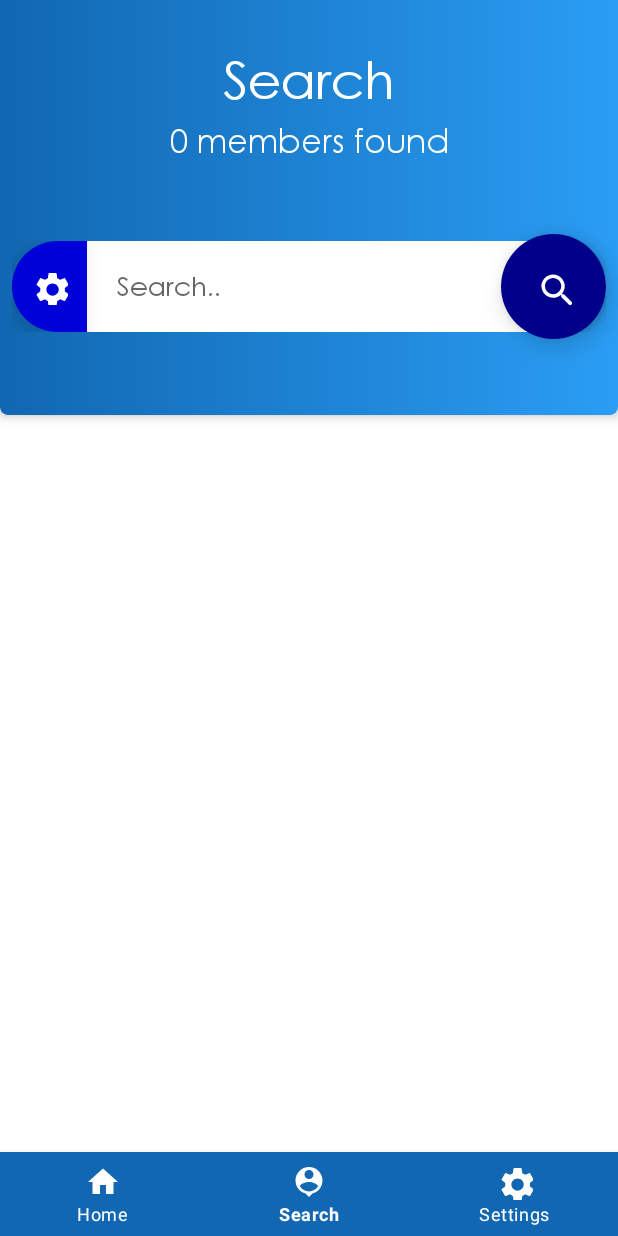
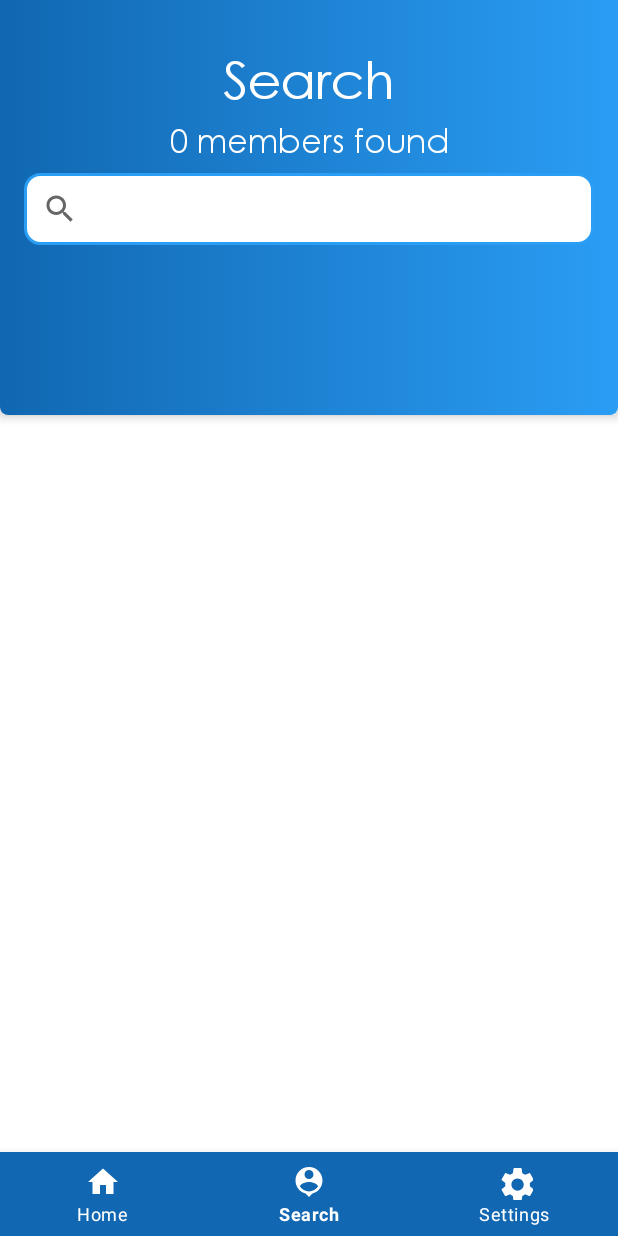
Before and after one commit to AOskari/Parliament-Project, an Android app: the MemberListFragment screen opened through its navigation route, on a phone screen of 412 x 824 dp. Run offline under Robolectric (Android 15) with nearby library versions, the phone set to English and light mode, and no system bars; our stand-ins replace data binding, navigation-ui.

Commit message:
Added filtering feature.

```diff
--- a/app/src/main/java/com/example/parliamentproject/MemberListAdapter.kt
+++ b/app/src/main/java/com/example/parliamentproject/MemberListAdapter.kt
@@ -1,6 +1,5 @@
 package com.example.parliamentproject
 
-import MemberOfParliament
 import android.view.LayoutInflater
 import android.view.View
 import android.view.ViewGroup
@@ -19,10 +18,10 @@ import java.util.Calendar.YEAR
  */
 class MemberListAdapter: RecyclerView.Adapter<MemberListAdapter.MemberListViewHolder>() {
 
-    private var memberList = emptyList<Member>()
+    private var memberList : List<Member> = emptyList<Member>()
 
     /**
-     * This function is called everytime a new row is created on the RecyclerView, and
+     * Called everytime a new row is created on the RecyclerView, and
      * is responsible for the creation of the RecyclerView rows.
       */
     override fun onCreateViewHolder(parent: ViewGroup, viewType: Int): MemberListViewHolder {
@@ -35,7 +34,7 @@ class MemberListAdapter: RecyclerView.Adapter<MemberListAdapter.MemberListViewHo
 
 
     /**
-     * This function is called repeatedly when scrolling or updating the RecyclerView with new data, and
+     * Called constantly when scrolling or updating the RecyclerView with new data, and
      *  is essentially used for setting the correct data into the RecycleView rows.
      */
     override fun onBindViewHolder(holder: MemberListViewHolder, position: Int) {
@@ -48,16 +47,23 @@ class MemberListAdapter: RecyclerView.Adapter<MemberListAdapter.MemberListViewHo
     }
 
     /**
-     * This function is used for getting the size of the current list.
+     * Returns the size of the current list.
      */
     override fun getItemCount() = memberList.size
 
+
+    /**
+     * Updates the data in the memberList variable.
+     */
     fun setData(members: List<Member>) {
         memberList = members
         notifyDataSetChanged()
     }
 
 
+    /**
+     * Defines the content of each row on the RecycleView.
+     */
     class MemberListViewHolder(view: View) : RecyclerView.ViewHolder(view) {
         val image: ImageView = view.findViewById(R.id.imageView)
         val memberName: TextView = view.findViewById(R.id.member_name)
--- a/app/src/main/java/com/example/parliamentproject/data/MemberDao.kt
+++ b/app/src/main/java/com/example/parliamentproject/data/MemberDao.kt
@@ -6,15 +6,30 @@ import androidx.room.Insert
 import androidx.room.OnConflictStrategy
 import androidx.room.Query
 
+/**
+ * A data access object interface, which describes each Query to the database.
+ */
 @Dao
 interface MemberDao {
 
     @Insert(onConflict = OnConflictStrategy.IGNORE)
     fun addMember(member: Member)
 
+    /**
+     * Returns all Member objects from the member_table in an ascending order.
+     */
     @Query("SELECT * FROM member_table ORDER BY first ASC")
     fun readAllData(): LiveData<List<Member>>
 
+    /**
+     * Selects data from the member_Table filtered by the parameter.
+     */
+    @Query("SELECT * FROM member_table WHERE first LIKE :param OR last LIKE :param")
+    fun getByParameter(param: String): LiveData<List<Member>>
+
+    /**
+     * Deletes all data from the member_Table
+     */
     @Query("DELETE FROM member_table")
     fun deleteAll()
 }
--- a/app/src/main/java/com/example/parliamentproject/data/MemberRepository.kt
+++ b/app/src/main/java/com/example/parliamentproject/data/MemberRepository.kt
@@ -12,9 +12,7 @@ class MemberRepository(private val memberDao: MemberDao) {
     // to get a LiveData object containing a list of Member objects.
     val readAllData: LiveData<List<Member>> = memberDao.readAllData()
 
-    @Suppress("RedundantSuspendModifier")
-    @WorkerThread
-    suspend fun addMember(member: Member) {
-        memberDao.addMember(member)
-    }
+    fun getByParameter(param: String) = memberDao.getByParameter(param)
+
+    suspend fun addMember(member: Member) = memberDao.addMember(member)
 }
--- a/app/src/main/java/com/example/parliamentproject/data/MemberViewModel.kt
+++ b/app/src/main/java/com/example/parliamentproject/data/MemberViewModel.kt
@@ -21,6 +21,12 @@ class MemberViewModel(private val repository: MemberRepository): ViewModel() {
         repository.addMember(member)
     }
 
+    /**
+     * Calls the getByParameter function of the MemberRepository.
+     */
+    fun getByParameter(param: String) = repository.getByParameter(param)
+
+
 }
 
 class MemberViewModelFactory(private val repository: MemberRepository) : ViewModelProvider.Factory {
--- a/app/src/main/java/com/example/parliamentproject/fragments/MemberListFragment.kt
+++ b/app/src/main/java/com/example/parliamentproject/fragments/MemberListFragment.kt
@@ -1,30 +1,35 @@
 package com.example.parliamentproject.fragments
 
-import MemberOfParliament
 import android.os.Bundle
-import android.util.Log
 import androidx.fragment.app.Fragment
 import android.view.LayoutInflater
 import android.view.View
 import android.view.ViewGroup
+import android.widget.SearchView
 import androidx.databinding.DataBindingUtil
 import androidx.fragment.app.viewModels
-import androidx.lifecycle.Observer
-import androidx.lifecycle.ViewModel
-import androidx.lifecycle.ViewModelProvider
 import androidx.recyclerview.widget.LinearLayoutManager
 import com.example.parliamentproject.MemberListAdapter
 import com.example.parliamentproject.R
 import com.example.parliamentproject.data.*
 import com.example.parliamentproject.databinding.FragmentMemberListBinding
-import com.sothree.slidinguppanel.SlidingUpPanelLayout
 
 /**
  * A Fragment subclass, which displays all found members of parliament in a RecyclerView.
  */
-class MemberListFragment : Fragment() {
+class MemberListFragment : Fragment(), SearchView.OnQueryTextListener {
 
     private lateinit var binding: FragmentMemberListBinding
+    private lateinit var adapter : MemberListAdapter
+
+    /**
+     * Search settings. These are controlled by togglebuttons.
+     */
+    private var showAll = false
+    private var showMen = true
+    private var showWomen = true
+
+    private var ageRange = 1..100
 
     private val memberViewModel : MemberViewModel by viewModels {
         MemberViewModelFactory((activity?.application as MPApplication).repository)
@@ -36,7 +41,7 @@ class MemberListFragment : Fragment() {
     ): View? {
         binding = DataBindingUtil.inflate(inflater, R.layout.fragment_member_list, container, false)
 
-        val adapter = MemberListAdapter()
+        adapter = MemberListAdapter()
 
         // Setting the adapter and layoutManager to the RecyclerView
         binding.recyclerView.adapter = adapter
@@ -44,16 +49,48 @@ class MemberListFragment : Fragment() {
         binding.recyclerView.setHasFixedSize(true)
 
 
-        // Setting an observer to the MemberViewModel instance which changes
-        // the data in the MemberListAdapter.
-        memberViewModel.readAllData.observe(viewLifecycleOwner) { member ->
-            member.let {
-                Log.d("Observer called", "$member")
-                adapter.setData(member) }
-        }
+        val searchview = binding.searchview
+        searchview.setOnQueryTextListener(this) // This = The declared onQueryText functions below
 
         return binding.root
     }
 
+    /**
+     * @onQueryTextSubmit
+     * @onQueryTextChange
+     * Handles the searchview input. If there is no input, the RecyclerView will be empty.
+     */
+    override fun onQueryTextSubmit(query: String): Boolean {
+        if (query != null && (query != "" || showAll)) getByParameter(query)
+        else adapter.setData(emptyList())
+        return true
+    }
+    override fun onQueryTextChange(query: String): Boolean {
+        if (query != null && (query != "" || showAll)) getByParameter(query)
+        else adapter.setData(emptyList())
+        return true
+    }
 
+    /**
+     * Searches the database according to the SearchView's input field.
+     */
+    private fun getByParameter(query: String) {
+        val searchQuery = "%$query%"
+        memberViewModel.getByParameter(searchQuery).observe(this, { list ->
+            list.let {
+                adapter.setData(it)
+            }
+        })
+    }
+
+    /**
+     * Functions for adjusting settings.
+     */
+    private fun toggleShowAll() = showAll != showAll
+    private fun toggleShowMen() = showMen != showMen
+    private fun toggleShowWomen() = showWomen != showWomen
+
+    private fun setAgeRange(min: Int, max: Int) {
+        ageRange = min..max
+    }
 }
--- a/app/src/main/res/drawable/custom_edittext.xml
+++ b/app/src/main/res/drawable/custom_searchview.xml
@@ -5,8 +5,8 @@
 
         <shape android:shape="rectangle">
             <solid android:color="@color/white" />
-            <corners android:bottomRightRadius="50dp" android:topRightRadius="50dp"/>
-            <stroke android:color="@color/black" android:width="0dp"/>
+            <corners android:radius="10dp"/>
+            <stroke android:color="@color/colorSecondary" android:width="2dp"/>
         </shape>
 
     </item>
--- a/app/src/main/res/layout/fragment_member_list.xml
+++ b/app/src/main/res/layout/fragment_member_list.xml
@@ -78,55 +78,8 @@
                 app:layout_constraintBottom_toTopOf="@+id/guideline3"
                 app:layout_constraintEnd_toEndOf="parent"
                 app:layout_constraintStart_toStartOf="parent"
-                app:layout_constraintTop_toTopOf="@+id/guideline4">
+                app:layout_constraintTop_toTopOf="@+id/guideline4"/>
 
-
-                <EditText
-                    android:id="@+id/searchInput"
-                    android:layout_width="0dp"
-                    android:layout_height="match_parent"
-                    android:background="@drawable/custom_edittext"
-                    android:elevation="5dp"
-                    android:hint="@string/search"
-                    android:inputType="text"
-                    android:minHeight="48dp"
-                    android:fontFamily="@font/century_gothic_font"
-                    android:paddingLeft="20dp"
-                    app:layout_constraintBottom_toBottomOf="parent"
-                    app:layout_constraintEnd_toEndOf="parent"
-                    app:layout_constraintStart_toEndOf="@+id/settingsBtn"
-                    app:layout_constraintTop_toTopOf="parent" />
-
-                <ImageButton
-                    android:id="@+id/settingsBtn"
-                    android:layout_width="50dp"
-                    android:layout_height="match_parent"
-                    android:background="@drawable/custom_settingsbtn"
-                    android:elevation="8dp"
-                    android:backgroundTint="@color/buttonSecondary"
-                    android:src="@drawable/ic_settings"
-                    app:layout_constraintBottom_toBottomOf="parent"
-                    app:layout_constraintStart_toStartOf="parent"
-                    app:layout_constraintTop_toTopOf="parent"
-                    app:tint="@color/white" />
-
-
-            </androidx.constraintlayout.widget.ConstraintLayout>
-
-
-            <ImageButton
-                android:id="@+id/searchButton"
-                android:layout_width="70sp"
-                android:layout_height="70sp"
-                android:layout_alignParentRight="true"
-                android:layout_marginEnd="8dp"
-                android:background="@drawable/custom_searchbtn"
-                android:backgroundTint="@color/buttonPrimary"
-                android:elevation="10dp"
-                android:src="@drawable/ic_baseline_search_24"
-                app:layout_constraintBottom_toTopOf="@+id/guideline3"
-                app:layout_constraintEnd_toEndOf="parent"
-                app:layout_constraintTop_toTopOf="@+id/guideline4" />
 
             <TextView
                 android:id="@+id/searchTitle"
@@ -146,8 +99,8 @@
                 android:id="@+id/searchStatus"
                 android:layout_width="wrap_content"
                 android:layout_height="wrap_content"
+                android:fontFamily="@font/century_gothic_font"
                 android:text="@string/members_found"
-                android:fontFamily="@font/century_gothic_font"
                 android:textAppearance="@style/TextAppearance.AppCompat.Large"
                 android:textColor="@color/white"
                 app:layout_constraintBottom_toTopOf="@+id/guideline5"
@@ -156,6 +109,20 @@
                 app:layout_constraintStart_toStartOf="@+id/searchTitle"
                 app:layout_constraintTop_toBottomOf="@+id/searchTitle" />
 
+            <SearchView
+                android:id="@+id/searchview"
+                android:layout_width="match_parent"
+                android:layout_height="wrap_content"
+                android:background="@drawable/custom_searchview"
+                android:layout_marginStart="16dp"
+                android:layout_marginTop="16dp"
+                android:layout_marginEnd="16dp"
+                android:layout_marginBottom="7dp"
+                app:layout_constraintBottom_toTopOf="@+id/search_bar"
+                app:layout_constraintEnd_toEndOf="parent"
+                app:layout_constraintStart_toStartOf="parent"
+                app:layout_constraintTop_toBottomOf="@+id/searchStatus" />
+
         </androidx.constraintlayout.widget.ConstraintLayout>
 
     </androidx.constraintlayout.widget.ConstraintLayout>
```
